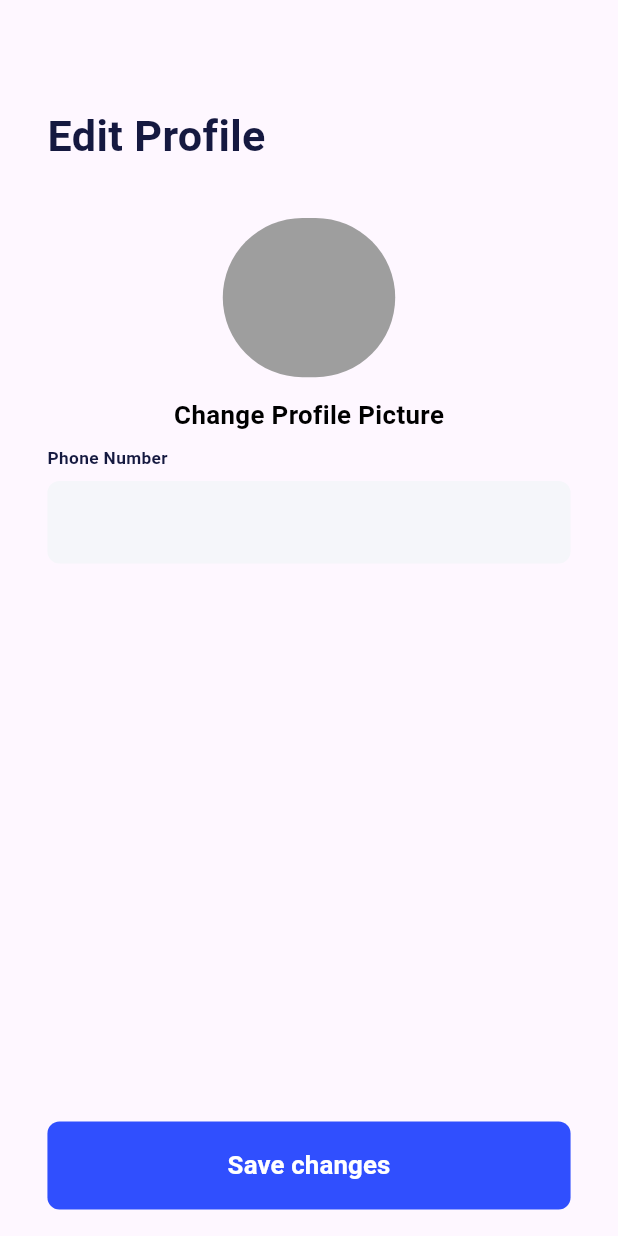
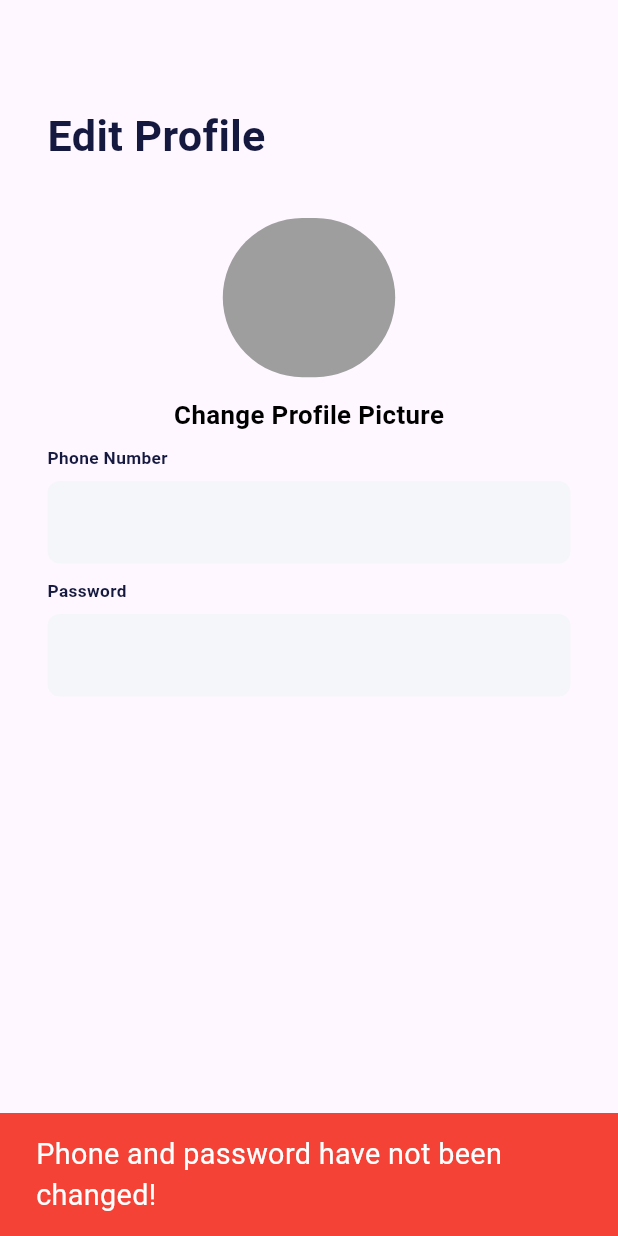
Before and after one commit to ShohjahonMurodov/banking_app, a Flutter app: the UpdateScreen screen opened directly, after a tap on "Save changes", on a phone screen of 412 x 824 dp. Run offline on Flutter 3.47's test engine with Material 3 defaults, Android fonts, the phone set to English and light mode, and no system bars; our stand-ins replace cloud_firestore, connectivity_plus, equatable, firebase_auth, firebase_core, flutter_bloc and 6 more; accounts and stored records are empty.

Commit message:
Sharif aka choparman...

```diff
--- a/lib/screens/splash/splash_screen.dart
+++ b/lib/screens/splash/splash_screen.dart
@@ -64,7 +64,6 @@ class _SplashScreenState extends State<SplashScreen> {
       body: BlocListener<AuthBloc, AuthState>(
         listener: (context, state) {
           if (state.formStatus == FormStatus.authenticated) {
-
             BlocProvider.of<UserProfileBloc>(context).add(
               GetCurrentUserEvent(
                 uid: FirebaseAuth.instance.currentUser!.uid,
--- a/lib/screens/tab_box/profile/update/update_screen.dart
+++ b/lib/screens/tab_box/profile/update/update_screen.dart
@@ -17,6 +17,7 @@ class UpdateScreen extends StatefulWidget {
 
 class _UpdateScreenState extends State<UpdateScreen> {
   final TextEditingController phoneController = TextEditingController();
+  final TextEditingController passwordController = TextEditingController();
 
   @override
   Widget build(BuildContext context) {
@@ -70,8 +71,24 @@ class _UpdateScreenState extends State<UpdateScreen> {
                 ),
                 8.getH(),
                 TextFieldItems(
+                  hintText: state.userModel.phoneNumber,
                   controller: phoneController,
                 ),
+                12.getH(),
+                Text(
+                  "Password",
+                  style: TextStyle(
+                    color: AppColors.c_151940,
+                    fontSize: 12.w,
+                    fontWeight: FontWeight.w600,
+                  ),
+                ),
+                8.getH(),
+                TextFieldItems(
+                  hintText: state.userModel.passwordName,
+                  controller: passwordController,
+                ),
+                8.getH(),
                 const Spacer(),
                 SizedBox(
                   width: double.infinity,
@@ -84,19 +101,36 @@ class _UpdateScreenState extends State<UpdateScreen> {
                       ),
                     ),
                     onPressed: () async {
+                      if (phoneController.text.isEmpty ||
+                          passwordController.text.isEmpty) {
+                        ScaffoldMessenger.of(context).showSnackBar(
+                          SnackBar(
+                            backgroundColor: Colors.red,
+                            content: Text(
+                              "Phone and password have not been changed!",
+                              style: TextStyle(
+                                color: AppColors.white,
+                                fontSize: 20.w,
+                                fontWeight: FontWeight.w400,
+                              ),
+                            ),
+                          ),
+                        );
+                      } else {
                         UserModel userModel = state.userModel;
 
-                      userModel =
-                          userModel.copyWith(phoneNumber: phoneController.text);
+                        userModel = userModel.copyWith(
+                          phoneNumber: phoneController.text,
+                          passwordName: passwordController.text,
+                        );
                         context.read<UserProfileBloc>().add(
                               UpdateUserEvent(
                                 userModel: userModel,
                               ),
                             );
 
-                      await Future.delayed(const Duration(seconds: 2));
-
                         Navigator.pop(context);
+                      }
                     },
                     child: Text(
                       "Save changes",
--- a/lib/screens/tab_box/profile/update/widgets/textfield_items.dart
+++ b/lib/screens/tab_box/profile/update/widgets/textfield_items.dart
@@ -5,9 +5,10 @@ import 'package:flutter/material.dart';
 class TextFieldItems extends StatelessWidget {
   const TextFieldItems({
     super.key,
-    required this.controller,
+    required this.controller, required this.hintText,
   });
 
+  final String hintText;
   final TextEditingController controller;
 
   @override
@@ -20,6 +21,7 @@ class TextFieldItems extends StatelessWidget {
         fontWeight: FontWeight.w500,
       ),
       decoration: InputDecoration(
+        hintText: hintText,
         hintStyle: TextStyle(
           color: AppColors.c_7F8192,
           fontSize: 14.w,
```
Lines whose indentation alone changed are shown as unchanged.
